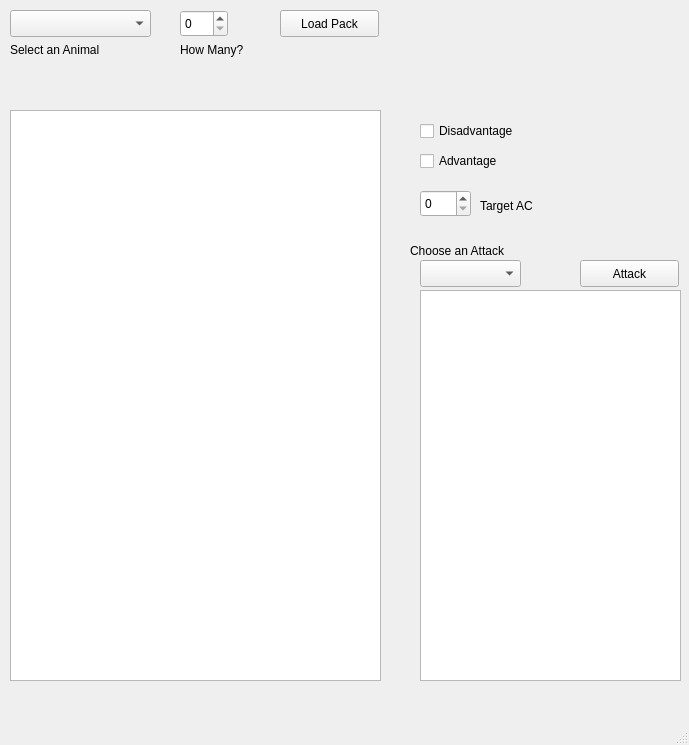
Above: AnimalCompanionHelper.ui from Pippeys/tjs-specials before the change. Below: the same form after it.
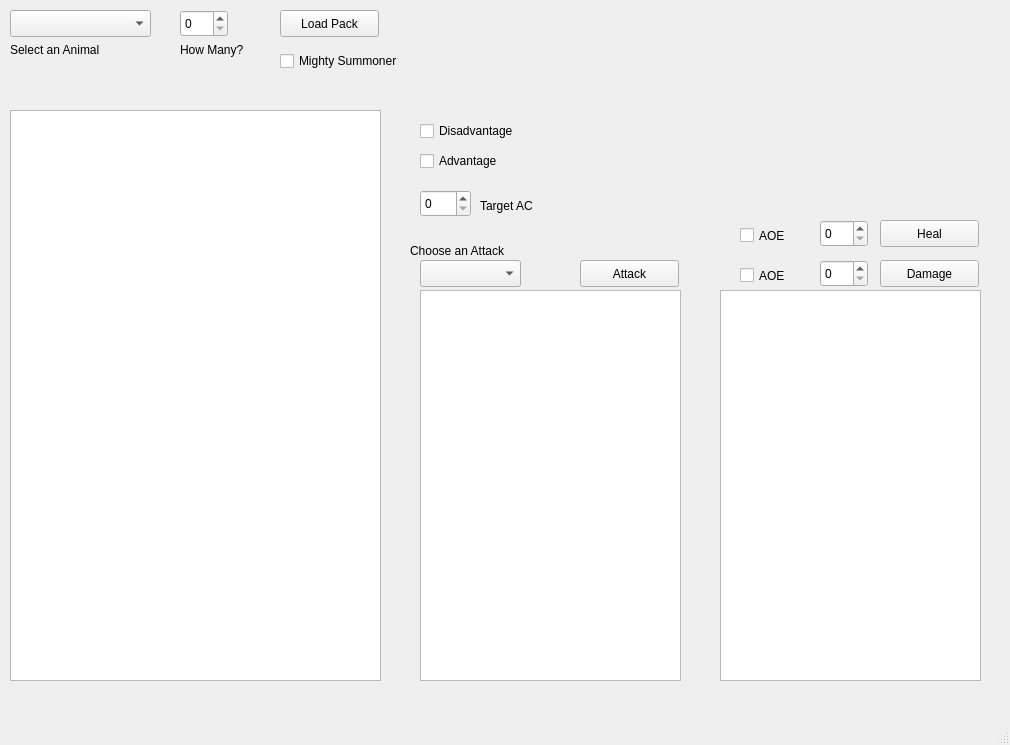
That is the form after the change.

Commit message: Finished? PyQt based Animal Companion Helper

```diff
--- a/AnimalCompanionHelper.ui
+++ b/AnimalCompanionHelper.ui
@@ -6,7 +6,7 @@
    <rect>
     <x>0</x>
     <y>0</y>
-    <width>689</width>
+    <width>1010</width>
     <height>745</height>
    </rect>
   </property>
@@ -178,6 +178,101 @@
      </rect>
     </property>
    </widget>
+   <widget class="QCheckBox" name="inputMightySummoner">
+    <property name="geometry">
+     <rect>
+      <x>280</x>
+      <y>50</y>
+      <width>151</width>
+      <height>22</height>
+     </rect>
+    </property>
+    <property name="text">
+     <string>Mighty Summoner</string>
+    </property>
+   </widget>
+   <widget class="QPushButton" name="buttonDamage">
+    <property name="geometry">
+     <rect>
+      <x>880</x>
+      <y>260</y>
+      <width>99</width>
+      <height>27</height>
+     </rect>
+    </property>
+    <property name="text">
+     <string>Damage</string>
+    </property>
+   </widget>
+   <widget class="QSpinBox" name="inputDamage">
+    <property name="geometry">
+     <rect>
+      <x>820</x>
+      <y>260</y>
+      <width>48</width>
+      <height>27</height>
+     </rect>
+    </property>
+   </widget>
+   <widget class="QTableWidget" name="outputHitPoints">
+    <property name="geometry">
+     <rect>
+      <x>720</x>
+      <y>290</y>
+      <width>261</width>
+      <height>391</height>
+     </rect>
+    </property>
+   </widget>
+   <widget class="QPushButton" name="buttonHeal">
+    <property name="geometry">
+     <rect>
+      <x>880</x>
+      <y>220</y>
+      <width>99</width>
+      <height>27</height>
+     </rect>
+    </property>
+    <property name="text">
+     <string>Heal</string>
+    </property>
+   </widget>
+   <widget class="QCheckBox" name="inputDamageAOE">
+    <property name="geometry">
+     <rect>
+      <x>740</x>
+      <y>260</y>
+      <width>61</width>
+      <height>31</height>
+     </rect>
+    </property>
+    <property name="text">
+     <string>AOE</string>
+    </property>
+   </widget>
+   <widget class="QCheckBox" name="inputHealAOE">
+    <property name="geometry">
+     <rect>
+      <x>740</x>
+      <y>220</y>
+      <width>61</width>
+      <height>31</height>
+     </rect>
+    </property>
+    <property name="text">
+     <string>AOE</string>
+    </property>
+   </widget>
+   <widget class="QSpinBox" name="inputHeal">
+    <property name="geometry">
+     <rect>
+      <x>820</x>
+      <y>220</y>
+      <width>48</width>
+      <height>27</height>
+     </rect>
+    </property>
+   </widget>
   </widget>
   <widget class="QMenuBar" name="menubar">
    <property name="geometry">
```
Left out of the diff: 6 changed lines with no effect on the pictures. The commit also changes 2 other files.
